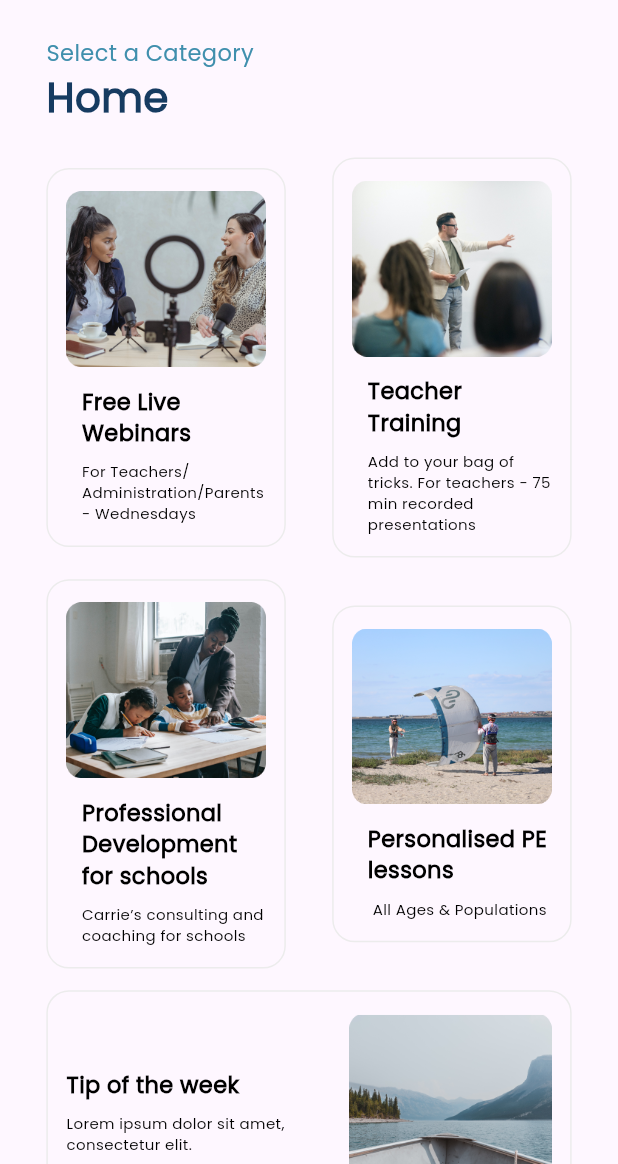
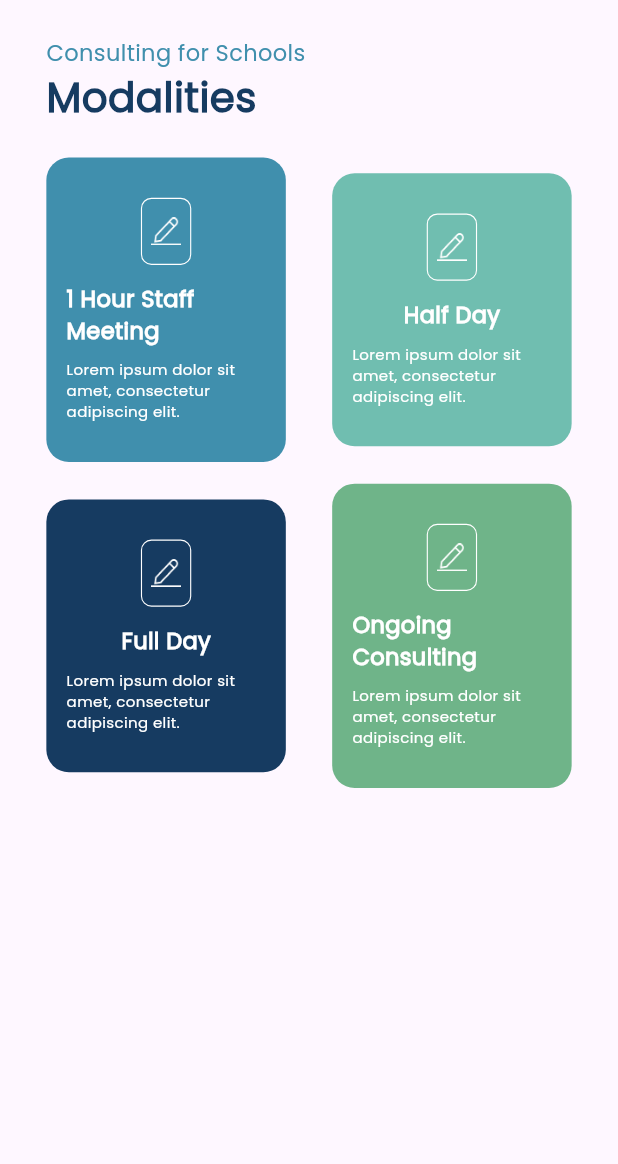
Before and after one commit to Aabis-Ahmed-Hassan/Project-3--Consultation-App, a Flutter app: the screen it shows after launch, after a tap on "Screen 11", on a phone screen of 412 x 824 dp, the part 72-1236 px from its top. Run offline on Flutter 3.47's test engine with Material 3 defaults, Android fonts, the phone set to English and light mode, and no system bars; our stand-ins replace dotted_border.

Commit message:
Done with screen 3,5,6,11,12,16 and 27

```diff
--- a/lib/main.dart
+++ b/lib/main.dart
@@ -1,4 +1,5 @@
 import 'package:arsalan_project_3/screens/screen_11.dart';
+import 'package:arsalan_project_3/screens/screen_12.dart';
 import 'package:arsalan_project_3/screens/screen_16.dart';
 import 'package:arsalan_project_3/screens/screen_27.dart';
 import 'package:arsalan_project_3/screens/screen_3.dart';
@@ -29,6 +30,15 @@ class MyApp extends StatelessWidget {
                 children: [
                   MoveToScreen(
                       title: 'Screen 3', shiftToScreen: Screen_Three()),
+                  MoveToScreen(
+                      title: 'Screen 27', shiftToScreen: Screen_Twenty_Seven()),
+                ],
+              ),
+              Row(
+                mainAxisAlignment: MainAxisAlignment.spaceBetween,
+                children: [
+                  MoveToScreen(
+                      title: 'Screen 12', shiftToScreen: Screen_Twelve()),
                   MoveToScreen(
                       title: 'Screen 27', shiftToScreen: Screen_Twenty_Seven()),
                 ],
--- a/lib/screens/screen_11.dart
+++ b/lib/screens/screen_11.dart
@@ -25,29 +25,34 @@ class Screen_Eleven extends StatelessWidget {
               SizedBox(
                 height: height * 0.02,
               ),
-              const Text('Select a Category', style: AppTexts.MyNormalText),
-              const Text('Home', style: AppTexts.MyHeadingText),
+              const Text('Consulting for Schools',
+                  style: AppTexts.MyNormalText),
+              const Text('Modalities', style: AppTexts.MyHeadingText),
               SizedBox(
                 height: height * 0.025,
               ),
               Row(
                 children: [
                   Expanded(
-                    child: MyFeature_S16(
-                        imageAddress: 'assets/images/image_2.png',
-                        title: 'Free Live Webinars',
+                    child: MyFeature_S11(
+                      imageAddress: 'assets/icons/icon_3.png',
+                      title: '1 Hour Staff Meeting',
                       description:
-                            'For Teachers/Administration/Parents - Wednesdays'),
+                          'Lorem ipsum dolor sit amet, consectetur adipiscing elit.',
+                      color: Color(0xff408FAD),
+                    ),
                   ),
                   SizedBox(
                     width: width * 0.075,
                   ),
                   Expanded(
-                    child: MyFeature_S16(
-                        imageAddress: 'assets/images/image_3.png',
-                        title: 'Teacher Training',
+                    child: MyFeature_S11(
+                      imageAddress: 'assets/icons/icon_3.png',
+                      title: 'Half Day',
                       description:
-                            'Add to your bag of tricks. For teachers - 75 min recorded presentations'),
+                          'Lorem ipsum dolor sit amet, consectetur adipiscing elit.',
+                      color: Color(0xff70BEB0),
+                    ),
                   ),
                 ],
               ),
@@ -57,82 +62,27 @@ class Screen_Eleven extends StatelessWidget {
               Row(
                 children: [
                   Expanded(
-                    child: MyFeature_S16(
-                        imageAddress: 'assets/images/image_4.png',
-                        title: 'Professional Development for schools',
+                    child: MyFeature_S11(
+                      imageAddress: 'assets/icons/icon_3.png',
+                      title: 'Full Day',
                       description:
-                            'Carrie’s consulting and coaching for schools'),
+                          'Lorem ipsum dolor sit amet, consectetur adipiscing elit.',
+                      color: Color(0xff163B61),
+                    ),
                   ),
                   SizedBox(
                     width: width * 0.075,
                   ),
                   Expanded(
-                    child: MyFeature_S16(
-                        imageAddress: 'assets/images/image_5.png',
-                        title: 'Personalised PE lessons',
-                        description: 'All Ages & Populations'),
-                  ),
-                ],
-              ),
-              SizedBox(
-                height: height * 0.0175,
-              ),
-              Container(
-                padding: EdgeInsets.symmetric(
-                    horizontal: width * 0.03, vertical: height * 0.0175),
-                decoration: BoxDecoration(
-                  border: Border.all(
-                    color: const Color(0xffECECEC),
-                  ),
-                  borderRadius: BorderRadius.circular(15),
-                ),
-                child: Row(
-                  mainAxisAlignment: MainAxisAlignment.start,
-                  crossAxisAlignment: CrossAxisAlignment.center,
-                  children: [
-                    Expanded(
-                      flex: 7,
-                      child: Column(
-                        mainAxisAlignment: MainAxisAlignment.center,
-                        crossAxisAlignment: CrossAxisAlignment.start,
-                        children: [
-                          SizedBox(
-                            height: height * 0.015,
-                          ),
-                          Text(
-                            'Tip of the week',
-                            style: const TextStyle(
-                              fontSize: 15,
-                              fontFamily: 'Poppins',
-                              fontWeight: FontWeight.w700,
-                              color: Color(0xff000000),
-                            ),
-                          ),
-                          SizedBox(
-                            height: height * 0.01,
-                          ),
-                          Text(
-                            'Lorem ipsum dolor sit amet, consectetur elit.',
-                            style: const TextStyle(
-                              fontSize: 10,
-                              fontFamily: 'Poppins',
-                              fontWeight: FontWeight.w400,
-                              color: Color(0xff000000),
+                    child: MyFeature_S11(
+                      imageAddress: 'assets/icons/icon_3.png',
+                      title: 'Ongoing Consulting',
+                      description:
+                          'Lorem ipsum dolor sit amet, consectetur adipiscing elit.',
+                      color: Color(0xff6FB489),
                     ),
                   ),
                 ],
-                      ),
-                    ),
-                    Expanded(
-                      flex: 5,
-                      child: Image(
-                        image: AssetImage(
-                          'assets/images/image_6.png',
-                        ),
-                      ),
-                    ),
-                  ],
-                ),
               ),
             ],
           ),
@@ -142,14 +92,17 @@ class Screen_Eleven extends StatelessWidget {
   }
 }
 
-class MyFeature_S16 extends StatelessWidget {
+class MyFeature_S11 extends StatelessWidget {
   var imageAddress, title, description;
 
-  MyFeature_S16(
-      {super.key,
+  var color;
+  MyFeature_S11({
+    super.key,
     required this.imageAddress,
     required this.title,
-      required this.description});
+    required this.description,
+    required this.color,
+  });
 
   @override
   Widget build(BuildContext context) {
@@ -158,27 +111,32 @@ class MyFeature_S16 extends StatelessWidget {
 
     return Container(
         padding: EdgeInsets.symmetric(
-            horizontal: width * 0.03, vertical: height * 0.0175),
+            horizontal: width * 0.0325, vertical: height * 0.0325),
         decoration: BoxDecoration(
-          border: Border.all(
-            color: const Color(0xffECECEC),
-          ),
+          color: color,
           borderRadius: BorderRadius.circular(15),
         ),
         child: Column(
           mainAxisAlignment: MainAxisAlignment.start,
           crossAxisAlignment: CrossAxisAlignment.start,
           children: [
-            Image(
+            Center(
+              child: Container(
+                padding: EdgeInsets.symmetric(
+                    horizontal: width * 0.015, vertical: height * 0.015),
+                decoration: BoxDecoration(
+                  border: Border.all(color: Color(0xffFFFFFF), width: 0.75),
+                  borderRadius: BorderRadius.circular(7),
+                ),
+                child: Image(
+                  height: height * 0.0225,
                   image: AssetImage(
                     imageAddress.toString(),
                   ),
                 ),
-            //wrapping the following widgets in padding because figma design shows some space on the left side of the text.
-            //The text is not aligned with the image.
-            Padding(
-              padding: EdgeInsets.only(left: width * 0.025),
-              child: Column(
+              ),
+            ),
+            Column(
               children: [
                 SizedBox(
                   height: height * 0.015,
@@ -189,7 +147,7 @@ class MyFeature_S16 extends StatelessWidget {
                     fontSize: 15,
                     fontFamily: 'Poppins',
                     fontWeight: FontWeight.w700,
-                      color: Color(0xff000000),
+                    color: Color(0xffFFFFFF),
                   ),
                 ),
                 SizedBox(
@@ -201,11 +159,10 @@ class MyFeature_S16 extends StatelessWidget {
                     fontSize: 10,
                     fontFamily: 'Poppins',
                     fontWeight: FontWeight.w400,
-                      color: Color(0xff000000),
+                    color: Color(0xffFFFFFF),
                   ),
                 ),
               ],
-              ),
             ),
           ],
         ));
```
Also changed, not shown: lib/screens/screen_12.dart (added, +211 -0 lines), assets/icons/icon_3.png (added), assets/icons/icon_4.png (added), assets/icons/icon_5.png (added), assets/images/image_7.png (added), assets/images/image_8.png (added). Lines whose indentation alone changed are shown as unchanged.
